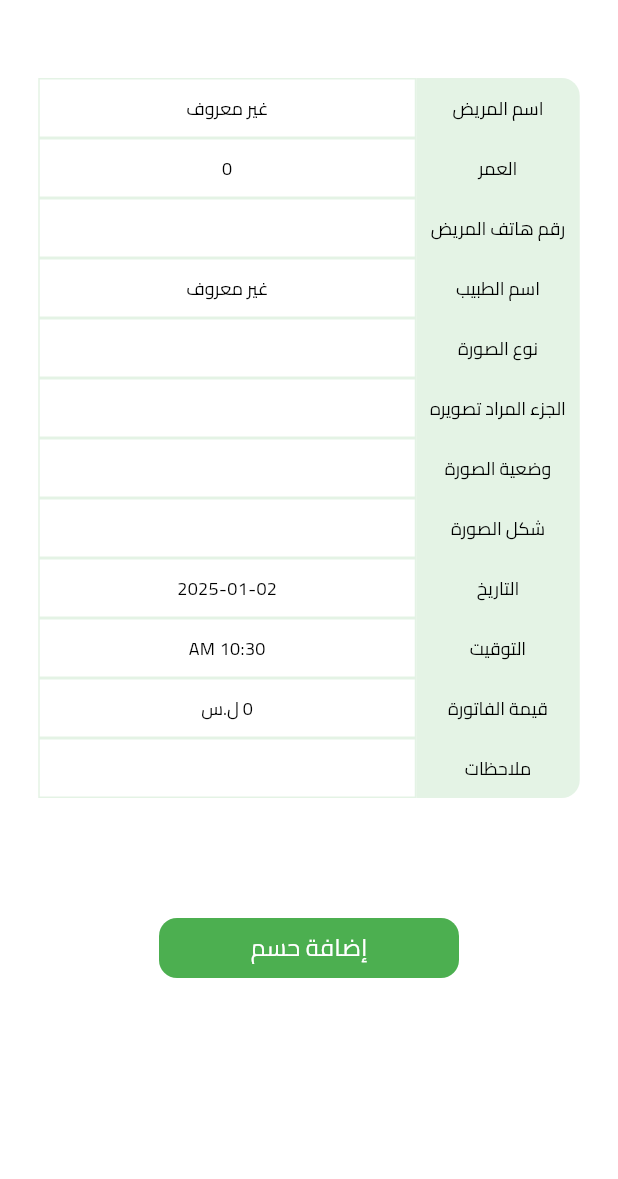
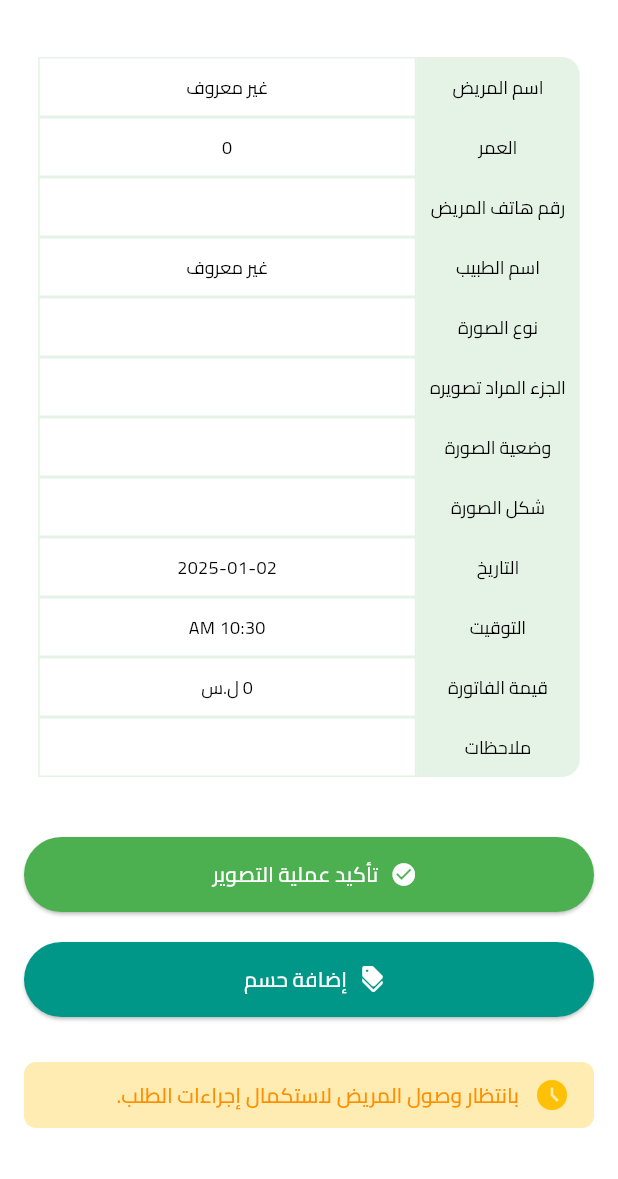
Before and after one commit to alsakniahmad51/TaifClinic, a Flutter app: the OrderDetailes screen opened directly with empty values, on a phone screen of 412 x 824 dp, the part 57-1236 px from its top. Run offline on Flutter 3.47's test engine with Material 3 defaults, Android fonts, the phone set to English and light mode, and no system bars; our stand-ins replace bloc, equatable, flutter_bloc, flutter_screenutil, flutter_svg, share_plus and 3 more; missing offline and left inert: month_year_picker; accounts and stored records are empty.

Commit message:
add isImaged to app

```diff
--- a/lib/features/doctors/data/datasources/remote_doctor_datasource.dart
+++ b/lib/features/doctors/data/datasources/remote_doctor_datasource.dart
@@ -27,6 +27,7 @@ class DoctorRemoteDataSource {
           order_id,
           doctor_id,
           tooth_number,
+          isImaged,
           patient_id,
           date,
           additional_notes,
@@ -97,14 +98,6 @@ class DoctorRemoteDataSource {
   // }
 }
 
-
-
-
-
-
-
-
-
 // class DoctorRemoteDataSource {
 //   final SupabaseClient supabase;
 
--- a/lib/features/home/data/datasources/remote_data_source.dart
+++ b/lib/features/home/data/datasources/remote_data_source.dart
@@ -18,6 +18,7 @@ class RemoteDataSource {
           order_id,
           doctor_id,
           patient_id,
+          isImaged,
           date,
           additional_notes,
           tooth_number,
--- a/lib/features/home/domain/Entities/order.dart
+++ b/lib/features/home/domain/Entities/order.dart
@@ -6,6 +6,7 @@ class Order {
   final int id;
   final int doctorId;
   final int patientId;
+  final bool isImaged;
   String patientName;
   String doctorName;
   final DateTime date;
@@ -16,7 +17,8 @@ class Order {
   final int price;
   final Output? output;
   Order(
-    this.toothNumber, {
+    this.toothNumber,
+    this.isImaged, {
     required this.output,
     required this.id,
     required this.doctorId,
@@ -34,6 +36,7 @@ class Order {
   factory Order.fromJson(Map<String, dynamic> json) {
     return Order(
       json['tooth_number'],
+      json['isImaged'],
       id: json['order_id'] ?? 0,
       doctorId: json['doctor_id'] ?? 0,
       patientId: json['patient_id'] ?? 0,
--- a/lib/features/home/presentation/pages/order_detailes.dart
+++ b/lib/features/home/presentation/pages/order_detailes.dart
@@ -16,16 +16,16 @@ import 'package:intl/intl.dart' as intl;
 class OrderDetailes extends StatelessWidget {
   const OrderDetailes({
     super.key,
-    required this.data,
+    required this.order,
   });
-  final Order data;
+  final Order order;
 
   @override
   Widget build(BuildContext context) {
-    String dateTime = data.date.toString();
+    String dateTime = order.date.toString();
     var parts = dateTime.split(' ');
     String date = parts[0];
-    DateTime time = data.date;
+    DateTime time = order.date;
     String formattedTime = intl.DateFormat('hh:mm a').format(time);
 
     return Directionality(
@@ -43,31 +43,96 @@ class OrderDetailes extends StatelessWidget {
         ),
         body: SingleChildScrollView(
           child: Padding(
-            padding: EdgeInsets.only(top: 34.h),
+            padding: EdgeInsets.symmetric(horizontal: 16.w, vertical: 20.h),
             child: Column(
+              crossAxisAlignment: CrossAxisAlignment.center,
               children: [
-                DetailesTable(
-                    data: data, date: date, formattedTime: formattedTime),
-                SizedBox(
-                  height: 80.h,
-                ),
-                InkWell(
-                  onTap: () {
-                    _showEditPriceSheet(context);
-                  },
-                  child: Container(
-                    height: 40.h,
-                    width: 200.w,
-                    decoration: BoxDecoration(
-                        color: AppColor.primaryColor,
-                        borderRadius: BorderRadius.circular(12.r)),
-                    child: const Center(
-                        child: Text(
-                      'إضافة حسم',
-                      style: TextStyle(color: Colors.white),
-                    )),
+                /// ✅ **تفاصيل الطلب**
+                SingleChildScrollView(
+                  scrollDirection: Axis.horizontal,
+                  child: DetailesTable(
+                    order: order,
+                    date: date,
+                    formattedTime: formattedTime,
                   ),
                 ),
+                SizedBox(height: 40.h),
+
+                if (!order.isImaged)
+                  SizedBox(
+                    width: double.infinity,
+                    child: ElevatedButton.icon(
+                      onPressed: () => _confirmImaging(context),
+                      icon: const Icon(Icons.check_circle, color: Colors.white),
+                      label: const Text(
+                        'تأكيد عملية التصوير',
+                        style: TextStyle(color: Colors.white),
+                      ),
+                      style: ElevatedButton.styleFrom(
+                        backgroundColor: AppColor.primaryColor,
+                        minimumSize: Size(double.infinity, 50.h),
+                      ),
+                    ),
+                  ),
+                SizedBox(height: 20.h),
+
+                if (!order.isImaged)
+                  SizedBox(
+                    width: double.infinity,
+                    child: ElevatedButton.icon(
+                      onPressed: () => _showEditPriceSheet(context),
+                      icon: const Icon(Icons.discount, color: Colors.white),
+                      label: const Text(
+                        'إضافة حسم',
+                        style: TextStyle(color: Colors.white),
+                      ),
+                      style: ElevatedButton.styleFrom(
+                        backgroundColor: Colors.teal, // لون متناسق مع التصميم
+                        minimumSize: Size(double.infinity, 50.h),
+                      ),
+                    ),
+                  ),
+                SizedBox(height: 30.h),
+                Container(
+                  width: double.infinity,
+                  padding:
+                      EdgeInsets.symmetric(horizontal: 16.w, vertical: 10.h),
+                  decoration: BoxDecoration(
+                    color: order.isImaged
+                        ? Colors.green.shade100
+                        : Colors.amber.shade100,
+                    borderRadius: BorderRadius.circular(8.r),
+                  ),
+                  child: Row(
+                    crossAxisAlignment: CrossAxisAlignment.center,
+                    children: [
+                      Icon(
+                        order.isImaged
+                            ? Icons.check_circle
+                            : Icons.access_time_filled,
+                        color: order.isImaged ? Colors.green : Colors.amber,
+                        size: 24.w,
+                      ),
+                      SizedBox(width: 10.w),
+                      Expanded(
+                        child: Text(
+                          order.isImaged
+                              ? 'تم إتمام عملية تصوير الأشعة بنجاح.'
+                              : 'بانتظار وصول المريض لاستكمال إجراءات الطلب.',
+                          style: TextStyle(
+                            fontSize: 14.sp,
+                            color: order.isImaged
+                                ? Colors.green.shade800
+                                : Colors.amber.shade800,
+                            fontWeight: FontWeight.w500,
+                          ),
+                          overflow: TextOverflow.ellipsis,
+                          maxLines: 2,
+                        ),
+                      ),
+                    ],
+                  ),
+                )
               ],
             ),
           ),
@@ -76,14 +141,52 @@ class OrderDetailes extends StatelessWidget {
     );
   }
 
+  /// ✅ **مربع حوار التأكيد**
+  void _confirmImaging(BuildContext context) {
+    showDialog(
+      context: context,
+      barrierDismissible: false,
+      builder: (context) => Directionality(
+        textDirection: TextDirection.rtl,
+        child: AlertDialog(
+          title: const Text('تأكيد عملية التصوير'),
+          content: const Text(
+              'هل أنت متأكد من تأكيد عملية التصوير؟ هذا الإجراء نهائي.'),
+          actions: [
+            TextButton(
+              onPressed: () => Navigator.pop(context),
+              child: const Text('إلغاء'),
+            ),
+            ElevatedButton(
+              onPressed: () {
+                Navigator.pop(context);
+                ScaffoldMessenger.of(context).showSnackBar(
+                  const SnackBar(
+                      content: Text('تم تأكيد عملية التصوير بنجاح!')),
+                );
+              },
+              style: ElevatedButton.styleFrom(
+                backgroundColor: AppColor.primaryColor,
+              ),
+              child: const Text(
+                'تأكيد',
+                style: TextStyle(color: Colors.white),
+              ),
+            ),
+          ],
+        ),
+      ),
+    );
+  }
+
+  /// ✅ **نافذة تعديل السعر (Bottom Sheet)**
   void _showEditPriceSheet(BuildContext context) {
-    final TextEditingController priceController =
-        TextEditingController(); // يتحكم بحقل النص
+    final TextEditingController priceController = TextEditingController();
     final formKey = GlobalKey<FormState>();
 
     showModalBottomSheet(
       context: context,
-      isScrollControlled: true, // لضمان ملء الشاشة عند ظهور لوحة المفاتيح
+      isScrollControlled: true,
       builder: (context) => Padding(
         padding: EdgeInsets.only(
           left: 16.w,
@@ -112,6 +215,15 @@ class OrderDetailes extends StatelessWidget {
                   if (value == null || value.isEmpty) {
                     return 'يجب ألا يكون الحقل فارغًا';
                   }
+                  // التحقق من أن القيمة رقمية
+                  final int? discount = int.tryParse(value);
+                  if (discount == null) {
+                    return 'يجب إدخال قيمة رقمية صالحة';
+                  }
+                  // التحقق من أن الحسم أقل من سعر الطلب
+                  if (discount >= order.price) {
+                    return 'يجب ألا يكون الحسم أكبر من أو يساوي الفاتورة';
+                  }
                   return null;
                 },
               ),
@@ -127,11 +239,11 @@ class OrderDetailes extends StatelessWidget {
                     final newDiscount = int.tryParse(priceController.text);
 
                     if (newDiscount != null) {
-                      final newPrice = data.price - newDiscount;
+                      final newPrice = order.price - newDiscount;
 
                       try {
                         await BlocProvider.of<UpdatePriceOrderCubit>(context)
-                            .updateOrderPrice(data.id, newPrice);
+                            .updateOrderPrice(order.id, newPrice);
                         Navigator.of(context).pop();
                         Moving.navToPage(
                             context: context, page: const Pageview());
--- a/lib/features/home/presentation/pages/orders_today.dart
+++ b/lib/features/home/presentation/pages/orders_today.dart
@@ -12,6 +12,7 @@ class OrdersTodayPage extends StatelessWidget {
 
   @override
   Widget build(BuildContext context) {
+    if (allOrders.isNotEmpty) {
       String dateTime = allOrders[0].date.toString();
       var parts = dateTime.split(' ');
       String date = parts[0];
@@ -67,12 +68,20 @@ class OrdersTodayPage extends StatelessWidget {
                     final syrianTime =
                         ordersToday[index].date.add(const Duration(hours: -3));
                     timeago.setLocaleMessages('ar', timeago.ArMessages());
-                  String timePassed = timeago.format(syrianTime, locale: 'ar');
+                    String timePassed =
+                        timeago.format(syrianTime, locale: 'ar');
 
-                  return OrdersItem(data: ordersToday[index], time: timePassed);
+                    return OrdersItem(
+                        data: ordersToday[index], time: timePassed);
                   },
                 ),
         ),
       );
     }
+    return const Scaffold(
+      body: Center(
+        child: Text("لا توجد طلبات في هذا الشهر بعد"),
+      ),
+    );
   }
+}
--- a/lib/features/home/presentation/widgets/detailes_table.dart
+++ b/lib/features/home/presentation/widgets/detailes_table.dart
@@ -7,12 +7,12 @@ import 'package:flutter/material.dart';
 class DetailesTable extends StatelessWidget {
   const DetailesTable({
     super.key,
-    required this.data,
+    required this.order,
     required this.date,
     required this.formattedTime,
   });
 
-  final Order data;
+  final Order order;
   final String date;
   final String formattedTime;
 
@@ -22,59 +22,59 @@ class DetailesTable extends StatelessWidget {
       children: [
         TableItem(
           title: 'اسم المريض',
-          value: data.patientName,
+          value: order.patientName,
           topradius: 12,
           buttomradius: 0,
         ),
         TableItem(
           title: 'العمر',
-          value: "${data.patientAge}",
+          value: "${order.patientAge}",
           topradius: 0,
           buttomradius: 0,
         ),
         TableItem(
           title: 'رقم هاتف المريض',
-          value: "${data.phoneNumber}",
+          value: "${order.phoneNumber}",
           topradius: 0,
           buttomradius: 0,
         ),
         TableItem(
           title: 'اسم الطبيب',
-          value: data.doctorName,
+          value: order.doctorName,
           topradius: 0,
           buttomradius: 0,
         ),
         TableItem(
           title: 'نوع الصورة',
-          value: data.detail!.type.typeName,
+          value: order.detail!.type.typeName,
           topradius: 0,
           buttomradius: 0,
         ),
-        if (data.detail!.option.optionName != "لا يوجد")
+        if (order.detail!.option.optionName != "لا يوجد")
           TableItem(
             title: 'الجزء المراد تصويره',
-            value: data.detail!.option.optionName,
+            value: order.detail!.option.optionName,
             topradius: 0,
             buttomradius: 0,
           ),
-        if (data.detail!.option.optionName == 'ساحة 5*5 مميزة للبية')
+        if (order.detail!.option.optionName == 'ساحة 5*5 مميزة للبية')
           TableItem(
             title: 'رقم السن',
-            value: data.toothNumber.toString(),
+            value: order.toothNumber.toString(),
             topradius: 0,
             buttomradius: 0,
           ),
-        if (data.detail!.mode.modeName != "لا يوجد")
+        if (order.detail!.mode.modeName != "لا يوجد")
           TableItem(
             title: 'وضعية الصورة',
-            value: data.detail!.mode.modeName,
+            value: order.detail!.mode.modeName,
             topradius: 0,
             buttomradius: 0,
           ),
-        if (data.detail!.type.typeName != "C.B.C.T")
+        if (order.detail!.type.typeName != "C.B.C.T")
           TableItem(
             title: 'شكل الصورة',
-            value: data.output!.type,
+            value: order.output!.type,
             topradius: 0,
             buttomradius: 0,
           ),
@@ -92,13 +92,13 @@ class DetailesTable extends StatelessWidget {
         ),
         TableItem(
           title: 'قيمة الفاتورة',
-          value: "${data.price} ل.س",
+          value: "${order.price} ل.س",
           topradius: 0,
           buttomradius: 0,
         ),
         TableItem(
           title: 'ملاحظات',
-          value: data.additionalNotes ?? "",
+          value: order.additionalNotes ?? "",
           topradius: 0,
           buttomradius: 12,
         ),
--- a/lib/features/home/presentation/widgets/orders_item.dart
+++ b/lib/features/home/presentation/widgets/orders_item.dart
@@ -26,7 +26,7 @@ class OrdersItem extends StatelessWidget {
             Moving.navToPage(
                 context: context,
                 page: OrderDetailes(
-                  data: data,
+                  order: data,
                 ));
           },
           child: SizedBox(
```
Lines whose indentation alone changed are shown as unchanged.
